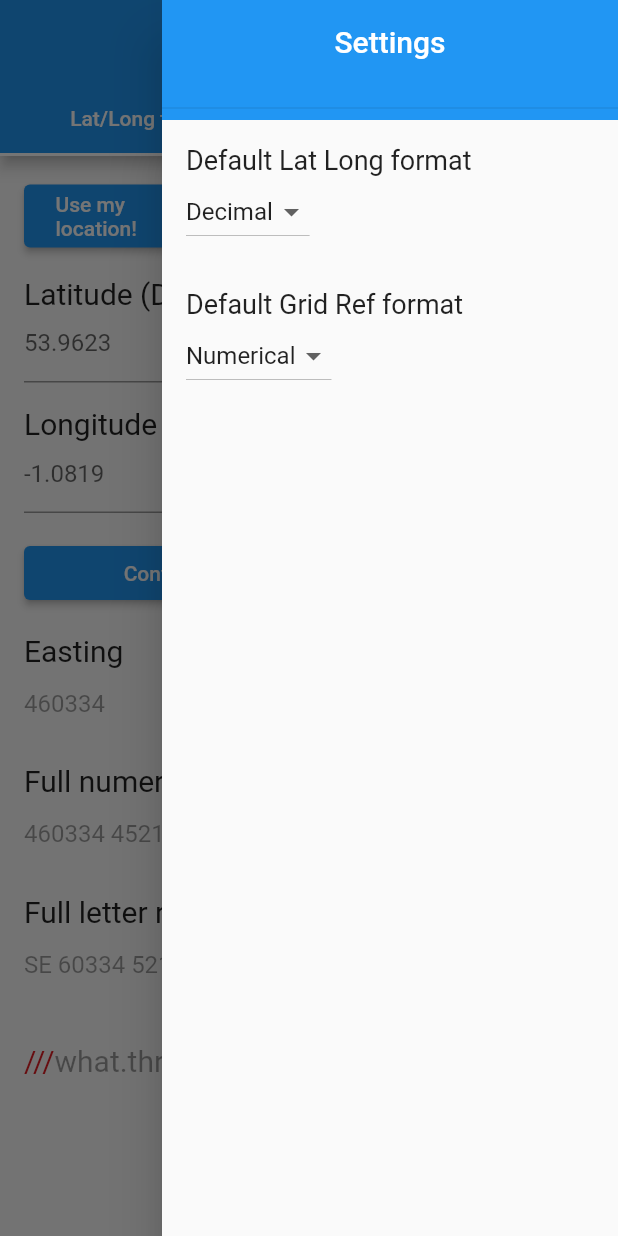
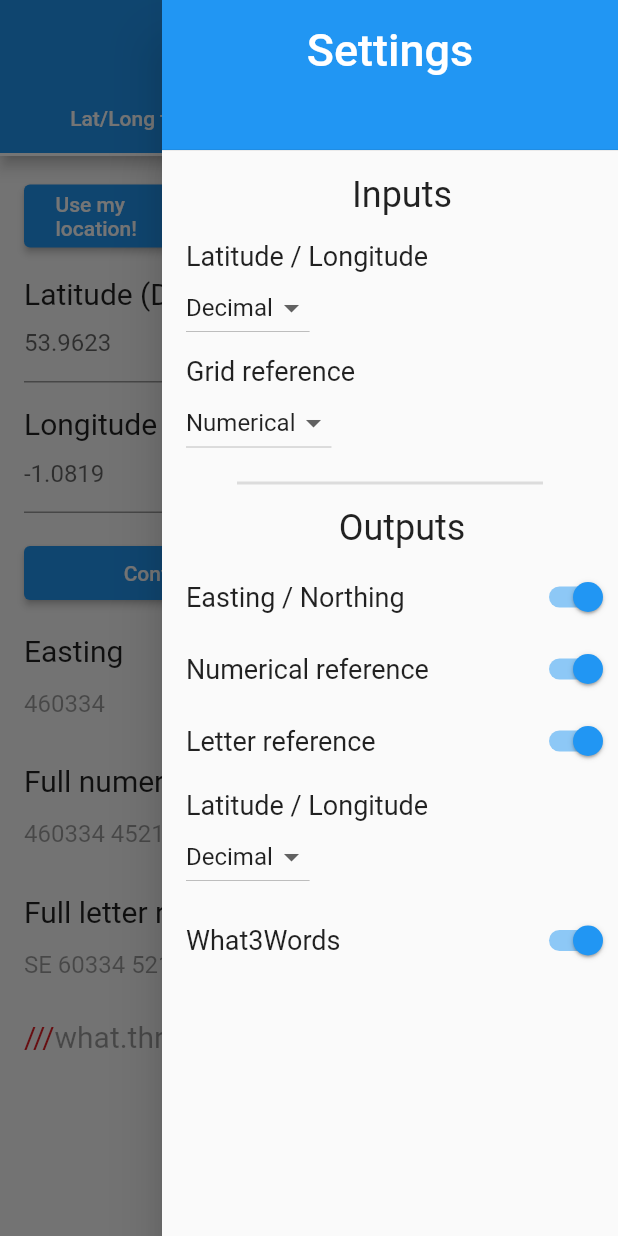
Before and after one commit to FunkyPenguin24/CoordinateTranslator, a Flutter app: the screen it shows after launch, with the side drawer open, on a phone screen of 412 x 824 dp. Run offline on Flutter 3.47's test engine with Material 2 defaults, Android fonts, the phone set to English and light mode, and no system bars; our stand-ins replace fluttertoast, image_picker, location, pull_to_refresh; missing offline and left inert: latlong_to_osgrid, what3words.

Commit message:
Redesigned settings menu and added more functionality for output formatting

```diff
--- a/lib/ConverterScreen.dart
+++ b/lib/ConverterScreen.dart
@@ -18,18 +18,19 @@ class ConverterScreenState extends State<ConverterScreen> with SingleTickerProvi
 
   @override
   initState() {
-    super.initState();
     loadSettings();
     tabControl = new TabController(vsync: this, length: 2);
     tabControl.addListener(() {
       FocusScope.of(context).unfocus();
     });
+    super.initState();
   }
 
   loadSettings() async {
     await sm.checkForFile();
+    await sm.loadSettings();
     this.setState(() {
-      sm.loadSettings();
+      sm.settings = sm.settings;
     });
   }
 
@@ -40,7 +41,7 @@ class ConverterScreenState extends State<ConverterScreen> with SingleTickerProvi
         child: Scaffold(
           key: _scaffoldKey,
           resizeToAvoidBottomInset: true,
-          endDrawer: SettingsDrawer(sm),
+          endDrawer: SettingsDrawer(sm, this),
           endDrawerEnableOpenDragGesture: false,
           appBar: AppBar(
             centerTitle: true,
--- a/lib/LatLongToOSGB.dart
+++ b/lib/LatLongToOSGB.dart
@@ -5,6 +5,7 @@ import 'package:location/location.dart';
 import 'package:latlong_to_osgrid/latlong_to_osgrid.dart';
 import 'package:what3words/what3words.dart' as w3w;
 import 'package:fluttertoast/fluttertoast.dart';
+import 'What3WordsWrapper.dart';
 
 class LatLongToOSGB extends StatefulWidget {
 
@@ -115,17 +116,18 @@ class LatLongToOSGBState extends State<LatLongToOSGB> with AutomaticKeepAliveCli
       northingController.text =  northing;
       numRefController.text = numRef;
       letterRefController.text = letterRef;
+      if (widget.sm.settings["What3Words"])
         getWhatThreeWords(latLong);
     }
   }
 
   void getWhatThreeWords(LatLong latLong) async {
-    var api = w3w.What3WordsV3('ST2KVDLN');
+    var api = w3w.What3WordsV3(TOKEN);
     var words = await api
       .convertTo3wa(w3w.Coordinates(latLong.lat, latLong.long))
       .language('en')
       .execute();
-    threeWordsController.text = words.words ?? "No connection";
+    threeWordsController.text = words.data()?.words ?? "No connection";
   }
 
   convertDecimalDegree(String type) {
@@ -550,12 +552,12 @@ class LatLongToOSGBState extends State<LatLongToOSGB> with AutomaticKeepAliveCli
                   ),
                 ),
               ],
-            ),
+            ), //buttons
 
-            Padding(padding: EdgeInsets.only(bottom: 16.0)),
-
-            Container(
-              width: MediaQuery.of(context).size.width,
+            Visibility(
+              visible: widget.sm.settings["EastingNorthing"],
+              child: Container(
+                padding: EdgeInsets.only(top: 16.0),
                 child: Row(
                   children: [
                     Expanded(
@@ -626,9 +628,14 @@ class LatLongToOSGBState extends State<LatLongToOSGB> with AutomaticKeepAliveCli
                   ],
                 ),
               ),
+            ) ,//easting northing
 
-            Padding(padding: EdgeInsets.only(bottom: 16.0)),
-
+            Visibility(
+              visible: widget.sm.settings["Numerical"],
+              child: Container(
+                padding: EdgeInsets.only(top: 16.0),
+                child: Column(
+                  children: [
                     Row(
                       children: [
                         Text(
@@ -658,9 +665,17 @@ class LatLongToOSGBState extends State<LatLongToOSGB> with AutomaticKeepAliveCli
                         ),
                       ],
                     ),
+                  ],
+                ),
+              ),
+            ), //numerical ref
 
-            Padding(padding: EdgeInsets.only(bottom: 16.0)),
-
+            Visibility(
+              visible: widget.sm.settings["Letter"],
+              child: Container(
+                  padding: EdgeInsets.only(top: 16.0),
+                  child: Column(
+                    children: [
                       Row(
                         children: [
                           Text(
@@ -690,10 +705,15 @@ class LatLongToOSGBState extends State<LatLongToOSGB> with AutomaticKeepAliveCli
                           ),
                         ],
                       ),
+                    ],
+                  )
+              ),
+            ), //letter ref
 
-            Padding(padding: EdgeInsets.only(bottom: 16.0)),
-
-            Row(
+            Visibility(
+              visible: widget.sm.settings["What3Words"],
+              child: Container(
+                child: Row(
                   children: [
                     Text(
                       "///",
@@ -722,6 +742,8 @@ class LatLongToOSGBState extends State<LatLongToOSGB> with AutomaticKeepAliveCli
                     ),
                   ]
                 ),
+              )
+            ), //w3w
           ],
         ),
       ),
--- a/lib/OSGBToLatLong.dart
+++ b/lib/OSGBToLatLong.dart
@@ -1,3 +1,4 @@
+import 'package:coord_translator/What3WordsWrapper.dart';
 import 'package:coord_translator/settingsManager.dart';
 import 'package:flutter/material.dart';
 import 'package:flutter/services.dart';
@@ -117,6 +118,7 @@ class OSGBToLatLongState extends State<OSGBToLatLong> with AutomaticKeepAliveCli
         northingController.text = os.northing.toString();
         numRefController.text = os.numericalRef;
 
+        if (widget.sm.settings["What3Words"])
           getWhatThreeWords(result);
         updateFields();
       } catch (ex) {
@@ -126,24 +128,24 @@ class OSGBToLatLongState extends State<OSGBToLatLong> with AutomaticKeepAliveCli
   }
 
   void getWhatThreeWords(LatLong latLong) async {
-    var api = w3w.What3WordsV3('ST2KVDLN');
+    var api = w3w.What3WordsV3(TOKEN);
     var words = await api
       .convertTo3wa(w3w.Coordinates(latLong.lat, latLong.long))
       .language('en')
       .execute();
-    threeWordsController.text = words.words ?? "No connection";
+    threeWordsController.text = words.data()?.words ?? "No connection";
   }
 
   convertDecimalDegree(String type) {
     this.setState(() {
-      widget.sm.settings["Lat/Long type"] = type;
+      widget.sm.settings["Lat/Long output"] = type;
       widget.sm.saveSettings();
     });
     updateFields();
   }
 
   updateFields() {
-    if (widget.sm.settings["Lat/Long type"] == "Decimal") {
+    if (widget.sm.settings["Lat/Long output"] == "Decimal") {
       latController.text = (latDec != null) ? "${latDec!.toStringAsFixed(4)}" : "";
       longController.text = (longDec != null) ? "${longDec!.toStringAsFixed(4)}" : "";
     } else {
@@ -175,7 +177,7 @@ class OSGBToLatLongState extends State<OSGBToLatLong> with AutomaticKeepAliveCli
 
   @override
   Widget build(BuildContext context) {
-    String type = widget.sm.settings["Lat/Long type"]!;
+    String type = widget.sm.settings["Lat/Long output"]!;
     return Form(
       key: _formKey,
       child: Padding(
@@ -224,7 +226,7 @@ class OSGBToLatLongState extends State<OSGBToLatLong> with AutomaticKeepAliveCli
                         children: [
                           Expanded(
                             child: Text(
-                              (widget.sm.settings["Lat/Long type"] == "Decimal") ? "Switch to degrees" : "Switch to decimal",
+                              (widget.sm.settings["Lat/Long output"] == "Decimal") ? "Switch to degrees" : "Switch to decimal",
                             ),
                           ),
                           Expanded(child: Icon(Icons.swap_horiz),),
@@ -233,7 +235,7 @@ class OSGBToLatLongState extends State<OSGBToLatLong> with AutomaticKeepAliveCli
                     ),
                     onPressed: () {
                       FocusScope.of(context).unfocus();
-                      if (widget.sm.settings["Lat/Long type"] == "Decimal") {
+                      if (widget.sm.settings["Lat/Long output"] == "Decimal") {
                         convertDecimalDegree("Degrees");
                       } else {
                         convertDecimalDegree("Decimal");
@@ -536,9 +538,10 @@ class OSGBToLatLongState extends State<OSGBToLatLong> with AutomaticKeepAliveCli
               ],
             ),
 
-            Padding(padding: EdgeInsets.only(bottom: 16.0)),
-
-            Row(
+            Visibility(
+              visible: widget.sm.settings["What3Words"],
+              child: Container(
+                child: Row(
                     children: [
                       Text(
                         "///",
@@ -567,6 +570,8 @@ class OSGBToLatLongState extends State<OSGBToLatLong> with AutomaticKeepAliveCli
                       ),
                     ]
                 ),
+              ),
+            ),
           ],
         ),
       )
--- a/lib/SettingsDrawer.dart
+++ b/lib/SettingsDrawer.dart
@@ -3,8 +3,9 @@ import 'settingsManager.dart';
 
 class SettingsDrawer extends StatefulWidget {
   final SettingsManager sm;
+  final State parent;
 
-  SettingsDrawer(this.sm);
+  SettingsDrawer(this.sm, this.parent);
 
   SettingsDrawerState createState() => SettingsDrawerState();
 
@@ -19,13 +20,14 @@ class SettingsDrawerState extends State<SettingsDrawer> {
           padding: EdgeInsets.zero,
           children: [
             Container(
-              height: 80.0,
+              height: 100.0,
               child: DrawerHeader(
+                margin: EdgeInsets.zero,
                 child: Text(
                   "Settings",
                   textAlign: TextAlign.center,
                   style: TextStyle(
-                    fontSize: 20.0,
+                    fontSize: 30.0,
                     color: Colors.white,
                   ),
                 ),
@@ -33,17 +35,73 @@ class SettingsDrawerState extends State<SettingsDrawer> {
               decoration: BoxDecoration(
                 color: Colors.blue,
               ),
-              margin: EdgeInsets.zero,
-              padding: EdgeInsets.zero,
+            ), //title
+
+            Container(
+              child: Padding(
+                padding: EdgeInsets.only(left: 16.0, top: 16.0),
+                child: Column(
+                  crossAxisAlignment: CrossAxisAlignment.start,
+                  children: [
+                    Padding(
+                      padding: EdgeInsets.only(bottom: 16.0),
+                      child: Row(
+                        mainAxisAlignment: MainAxisAlignment.center,
+                        children: [
+                          Text(
+                            "Inputs",
+                            style: TextStyle(
+                              fontSize: 24.0,
+                            ),
+                          ),
+                        ],
+                      ),
+                    ),
+
+                    DropdownSetting(title: "Latitude / Longitude", key: "Lat/Long type", options: ["Decimal", "Degrees"]),
+
+                    DropdownSetting(title: "Grid reference", key: "OS type", options: ["Numerical", "Letter"]),
+                  ],
+                ),
+              ),
+            ), //contains the input settings
+
+            Divider(
+              thickness: 2.0,
+              indent: 50.0,
+              endIndent: 50.0,
             ),
-            Padding(padding: EdgeInsets.only(bottom: 16.0)),
 
-            SettingsBox(title: "Default Lat Long format", key: "Lat/Long type", options: ["Decimal", "Degrees"]),
-            Padding(padding: EdgeInsets.only(bottom: 16.0)),
+            Container(
+              child: Padding(
+                padding: EdgeInsets.only(left: 16.0),
+                child: Column(
+                  crossAxisAlignment: CrossAxisAlignment.start,
+                  children: [
+                    Padding(
+                      padding: EdgeInsets.only(bottom: 8.0, top: 8.0),
+                      child: Row(
+                        mainAxisAlignment: MainAxisAlignment.center,
+                        children: [
+                          Text(
+                            "Outputs",
+                            style: TextStyle(
+                              fontSize: 24.0,
+                            ),
+                          ),
+                        ],
+                      ),
+                    ),
 
-            SettingsBox(title: "Default Grid Ref format", key: "OS type", options: ["Numerical", "Letter"]),
-            Padding(padding: EdgeInsets.only(bottom: 16.0)),
-
+                    SwitchSetting(title: "Easting / Northing", key: "EastingNorthing"),
+                    SwitchSetting(title: "Numerical reference", key: "Numerical"),
+                    Padding(padding: EdgeInsets.only(bottom: 8.0), child: SwitchSetting(title: "Letter reference", key: "Letter")),
+                    DropdownSetting(title: "Latitude / Longitude", key: "Lat/Long output", options: ["Decimal", "Degrees"]),
+                    SwitchSetting(title: "What3Words", key: "What3Words"),
+                  ],
+                ),
+              ),
+            ), //contains the output settings
 
           ],
         ),
@@ -51,11 +109,10 @@ class SettingsDrawerState extends State<SettingsDrawer> {
     );
   }
 
-  Widget SettingsBox({required String title, required String key, required List<String> options}) {
+  Widget DropdownSetting({required String title, required String key, required List<String> options}) {
     return Container(
-      height: 80.0,
       child: Padding(
-        padding: EdgeInsets.only(left: 16.0),
+        padding: EdgeInsets.only(bottom: 8.0),
         child: Column(
           crossAxisAlignment: CrossAxisAlignment.start,
           children: [
@@ -69,7 +126,7 @@ class SettingsDrawerState extends State<SettingsDrawer> {
             DropdownButton<String>(
               value: widget.sm.settings[key],
               onChanged: (String? newValue) {
-                setState(() {
+                widget.parent.setState(() {
                   widget.sm.settings[key] = newValue!;
                   widget.sm.saveSettings();
                 });
@@ -88,4 +145,29 @@ class SettingsDrawerState extends State<SettingsDrawer> {
     );
   }
 
+  Widget SwitchSetting({required String title, required String key}) {
+    return Row(
+      children: [
+        Expanded(
+          child: Text(
+            title,
+            textAlign: TextAlign.left,
+            style: TextStyle(
+              fontSize: 18.0,
+            ),
+          ),
+        ),
+        Switch(
+            value: widget.sm.settings[key],
+            onChanged: (bool value) {
+              widget.parent.setState(() {
+                widget.sm.settings[key] = !widget.sm.settings[key];
+                widget.sm.saveSettings();
+              });
+            }
+        ),
+      ],
+    );
+  }
+
 }
--- a/lib/settingsManager.dart
+++ b/lib/settingsManager.dart
@@ -4,9 +4,14 @@ import 'package:path_provider/path_provider.dart';
 
 class SettingsManager {
 
-  Map<String, String> settings = {
+  Map<String, dynamic> settings = {
     "Lat/Long type":"Decimal",
-    "OS type":"Numerical"
+    "OS type":"Numerical",
+    "What3Words":true,
+    "EastingNorthing":true,
+    "Numerical":true,
+    "Letter":true,
+    "Lat/Long output":"Decimal",
   };
 
   ///if the file does not exists, the program creates it and fills it with the default settings
@@ -25,7 +30,10 @@ class SettingsManager {
     final file = File("${loadDirectory.path}/settings.json");
     String rawSettings = await file.readAsString();
     if (rawSettings != "") {
-      settings = Map.from(convert.jsonDecode(rawSettings));
+      Map<String, dynamic> newSettings = Map.from(convert.jsonDecode(rawSettings));
+      //print(newSettings["EastingNorthing"]);
+      settings.updateAll((key, value) => newSettings.containsKey(key) ? value = newSettings[key] : value = value); //updates current settings without deleting any new ones (for any settings added in updates)
+      //print(settings["EastingNorthing"]);
     }
   }
 
@@ -33,6 +41,7 @@ class SettingsManager {
     final saveDirectory = await getApplicationDocumentsDirectory();
     final file = File("${saveDirectory.path}/settings.json");
     file.writeAsString(convert.jsonEncode(settings));
+    //print(settings["EastingNorthing"]);
   }
 
 }
```
Also changed, not shown: pubspec.yaml (+6 -3 lines), pubspec.lock, 2 other files. Lines whose indentation alone changed are shown as unchanged.
